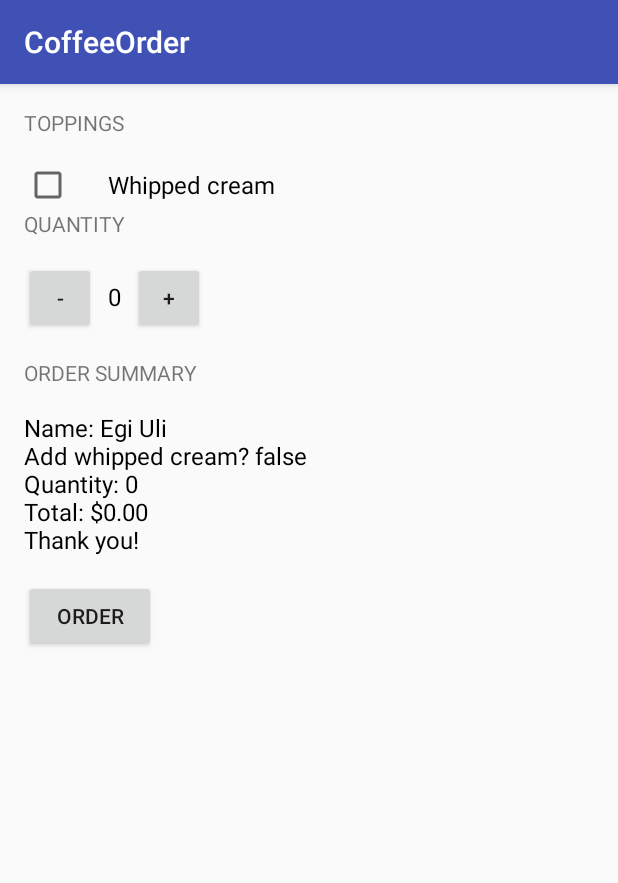
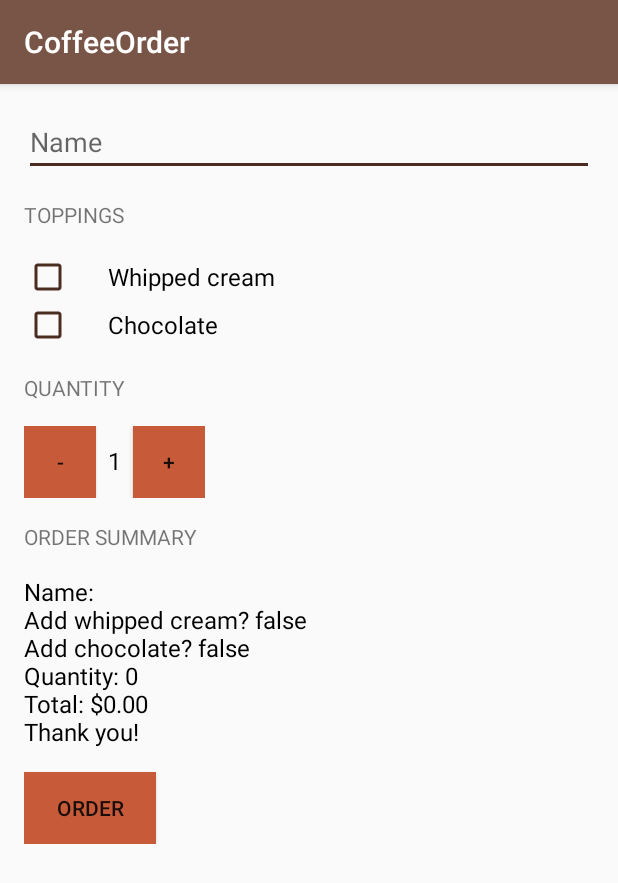
Before and after one commit to AgataUliszak/CoffeeOrder, an Android app: the screen it shows after launch (MainActivity), after a tap on "ORDER", on a phone screen of 412 x 824 dp. Shown: the top 883 px of the screen. Run offline under Robolectric (Android 15) with nearby library versions, the phone set to English and light mode, and no system bars.

Commit message:
Adding editText whith name and new checkbox

```diff
--- a/app/src/main/java/com/example/android/coffeeorder/MainActivity.java
+++ b/app/src/main/java/com/example/android/coffeeorder/MainActivity.java
@@ -1,12 +1,18 @@
 package com.example.android.coffeeorder;
 
+import android.net.Uri;
 import android.os.Bundle;
 import android.support.v7.app.AppCompatActivity;
+import android.text.Editable;
 import android.view.View;
+import android.widget.EditText;
 import android.widget.TextView;
 import java.text.NumberFormat;
 import android.widget.CheckBox;
-import android.util.Log;
+import android.widget.Toast;
+import android.content.Intent;
+import java.lang.String;
+
 
 /**
  * This app displays an order form to order coffee.
@@ -24,39 +30,65 @@ public class MainActivity extends AppCompatActivity {
      * This method is called when the plus button is clicked
      */
     public void incrementOrder (View view) {
-        if (quantity>=0){
-            quantity +=1;
-            price= quantity*5;}
+        if (quantity==100){
+           //Show an error message as a toast
+            Toast.makeText(this, "You cannot have more than 100 coffes", Toast.LENGTH_SHORT).show();
+            return;
+            }
+        quantity +=1;
         displayQuantity (quantity);
-        displayPrice(price);
     }
 
     /**
      * This method is called when the minus button is clicked
      */
     public void decrementOrder (View view) {
-        if (quantity>0){
-            quantity -=1;
-            price= quantity*5;}
+        if (quantity==1){
+            //Show an error message as a toast
+            Toast.makeText(this, "You cannot have less than 1 coffe", Toast.LENGTH_SHORT).show();
+            return;
+           }
+        quantity -=1;
         displayQuantity (quantity);
-        displayPrice(price);
     }
 
     /**
      * This method is calculating a price
      */
-    private int calculatePrice () {return quantity * 5;}
-
+    private int calculatePrice (boolean addWhippedCream, boolean addChocolate) {
+     int basePrice=5;
+        if (addWhippedCream){
+            basePrice+=1;
+        }
+        if (addChocolate){
+            basePrice+=2;}
+        return basePrice*quantity;}
     /**
      * This method is called when the order button is clicked.
      */
     public void submitOrder(View view) {
-        CheckBox whippedCreamCheckBox= (CheckBox) findViewById(R.id.whipped_cream_checbox);
+        CheckBox whippedCreamCheckBox= (CheckBox) findViewById(R.id.whipped_cream_checkbox);
         boolean hasWhippedCream=whippedCreamCheckBox.isChecked();
 
-        int price=calculatePrice();
-        String priceMessage = createOrderSummary (price, hasWhippedCream);
-        displayMessage(priceMessage);
+        CheckBox chocolateCheckBox= (CheckBox) findViewById(R.id.chocolate_checkbox);
+        boolean hasChocolate=chocolateCheckBox.isChecked();
+
+        EditText nameField = (EditText) findViewById(R.id.name_field);
+        String name= nameField.getText().toString();
+
+        int price=calculatePrice(hasWhippedCream, hasChocolate);
+        String priceMessage = createOrderSummary (name, price, hasWhippedCream, hasChocolate);
+
+//        Intent intent = new Intent(Intent.ACTION_SENDTO);
+//        intent.setData(Uri.parse("mailto:")); // only email apps should handle this
+//        intent.putExtra(Intent.EXTRA_SUBJECT, "Coffee order for "+name);
+//        intent.putExtra(Intent.EXTRA_TEXT, priceMessage);
+//        if (intent.resolveActivity(getPackageManager()) != null) {
+//            startActivity(intent);
+//        }
+
+         displayMessage(priceMessage);
+
     }
 
     /**
@@ -84,10 +116,15 @@ public class MainActivity extends AppCompatActivity {
     }
     /**
      * This method display summary of the order
+     * @param price           of the order
+     * @param addWhippedCream is whether or not to add whipped cream to the coffee
+     * @param addChocolate    is whether or not to add chocolate to the coffee
+     * @return text summary
      */
-    private String createOrderSummary(int price, boolean addWheepedCream){
-        String priceMessage = "Name: Egi Uli";
-        priceMessage += "\nAdd whipped cream? "+ addWheepedCream;
+    private String createOrderSummary (String name, int price, boolean addWhippedCream, boolean addChocolate){
+        String priceMessage = "Name: "+ name;
+        priceMessage += "\nAdd whipped cream? "+ addWhippedCream;
+        priceMessage += "\nAdd chocolate? "+ addChocolate;
         priceMessage += "\nQuantity: " + quantity;
         priceMessage += "\nTotal: " + NumberFormat.getCurrencyInstance().format(price);
         priceMessage += "\nThank you!";
--- a/app/src/main/res/layout/activity_main.xml
+++ b/app/src/main/res/layout/activity_main.xml
@@ -13,6 +13,16 @@
         android:paddingRight="@dimen/activity_horizontal_margin"
         android:paddingTop="@dimen/activity_vertical_margin">
 
+        <EditText
+            android:id="@+id/name_field"
+            android:layout_width="match_parent"
+            android:layout_height="wrap_content"
+            android:hint="Name"
+            android:backgroundTint="@color/colorPrimaryDark"
+            android:layout_marginBottom="16dp"
+            android:textCursorDrawable="@null"
+            android:inputType="textCapWords" />
+
         <TextView
             android:layout_width="wrap_content"
             android:layout_height="wrap_content"
@@ -21,11 +31,22 @@
             android:textAllCaps="true" />
 
         <CheckBox
-            android:id="@+id/whipped_cream_checbox"
+            android:id="@+id/whipped_cream_checkbox"
             android:layout_width="wrap_content"
             android:layout_height="wrap_content"
             android:paddingLeft="24dp"
             android:text="Whipped cream"
+            android:buttonTint="@color/colorPrimaryDark"
+            android:textSize="16dp" />
+
+        <CheckBox
+            android:id="@+id/chocolate_checkbox"
+            android:layout_width="wrap_content"
+            android:layout_height="wrap_content"
+            android:layout_marginBottom="16dp"
+            android:paddingLeft="24dp"
+            android:text="Chocolate"
+            android:buttonTint="@color/colorPrimaryDark"
             android:textSize="16dp" />
 
         <TextView
@@ -44,6 +65,7 @@
                 android:layout_width="48dp"
                 android:layout_height="48dp"
                 android:onClick="decrementOrder"
+                android:background="@color/colorSecondaryDark"
                 android:text="-" />
 
             <TextView
@@ -52,7 +74,7 @@
                 android:layout_height="wrap_content"
                 android:layout_marginLeft="8dp"
                 android:layout_marginRight="8dp"
-                android:text="0"
+                android:text="1"
                 android:textColor="@android:color/black"
                 android:textSize="16sp" />
 
@@ -60,6 +82,7 @@
                 android:layout_width="48dp"
                 android:layout_height="48dp"
                 android:onClick="incrementOrder"
+                android:background="@color/colorSecondaryDark"
                 android:text="+" />
 
         </LinearLayout>
@@ -85,6 +108,7 @@
             android:layout_height="wrap_content"
             android:layout_marginTop="16dp"
             android:onClick="submitOrder"
+            android:background="@color/colorSecondaryDark"
             android:text="Order" />
 
     </LinearLayout>
--- a/app/src/main/res/values/colors.xml
+++ b/app/src/main/res/values/colors.xml
@@ -1,6 +1,10 @@
 <?xml version="1.0" encoding="utf-8"?>
 <resources>
-    <color name="colorPrimary">#3F51B5</color>
-    <color name="colorPrimaryDark">#303F9F</color>
-    <color name="colorAccent">#FF4081</color>
+    <color name="colorPrimary">#795548</color>
+    <color name="colorPrimaryDark">#4b2c20</color>
+    <color name="colorPrimaryLight">#a98274</color>
+    <color name="colorSecondary">#ff8a65</color>
+    <color name="colorSecondaryDark">#c75b39</color>
+    <color name="colorSecondaryLight">#ffbb93</color>
+    <color name="colorAccent">#c75b39</color>
 </resources>
```
